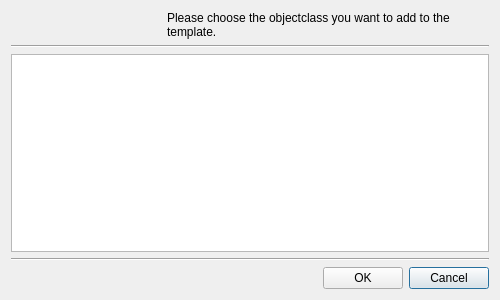
This is resources/forms/plugins/template/AddObjectclassDialogDesign.ui in einaru/luma as Qt 5 draws it before an edit. The edited form follows.
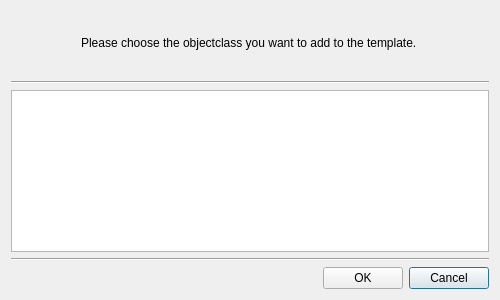
This is the edited form.

Commit message: updated more pictures and added some to the Add-Attribute/Objectclass/Template-Dialog's

What changed in the file:
```diff
--- a/resources/forms/plugins/template/AddObjectclassDialogDesign.ui
+++ b/resources/forms/plugins/template/AddObjectclassDialogDesign.ui
@@ -65,6 +65,18 @@
    </item>
    <item row="0" column="0">
     <widget class="QLabel" name="labelMainIcon">
+     <property name="sizePolicy">
+      <sizepolicy hsizetype="Fixed" vsizetype="Fixed">
+       <horstretch>0</horstretch>
+       <verstretch>0</verstretch>
+      </sizepolicy>
+     </property>
+     <property name="minimumSize">
+      <size>
+       <width>64</width>
+       <height>64</height>
+      </size>
+     </property>
      <property name="text">
       <string/>
      </property>
```
The commit also changes 11 other files.
